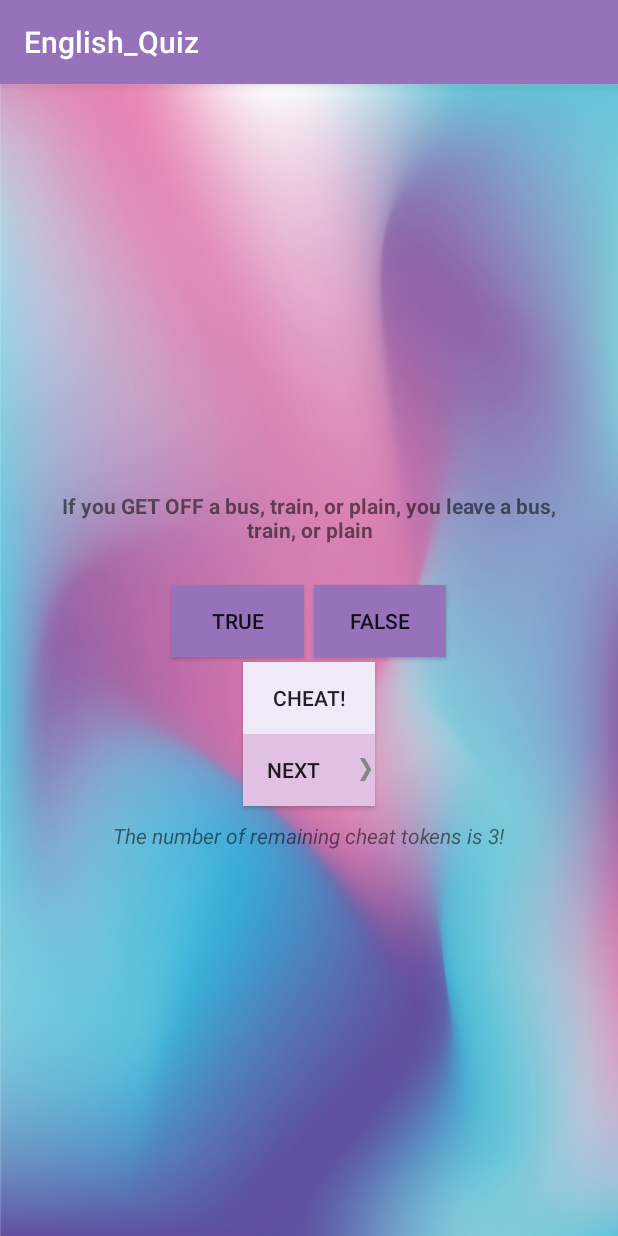
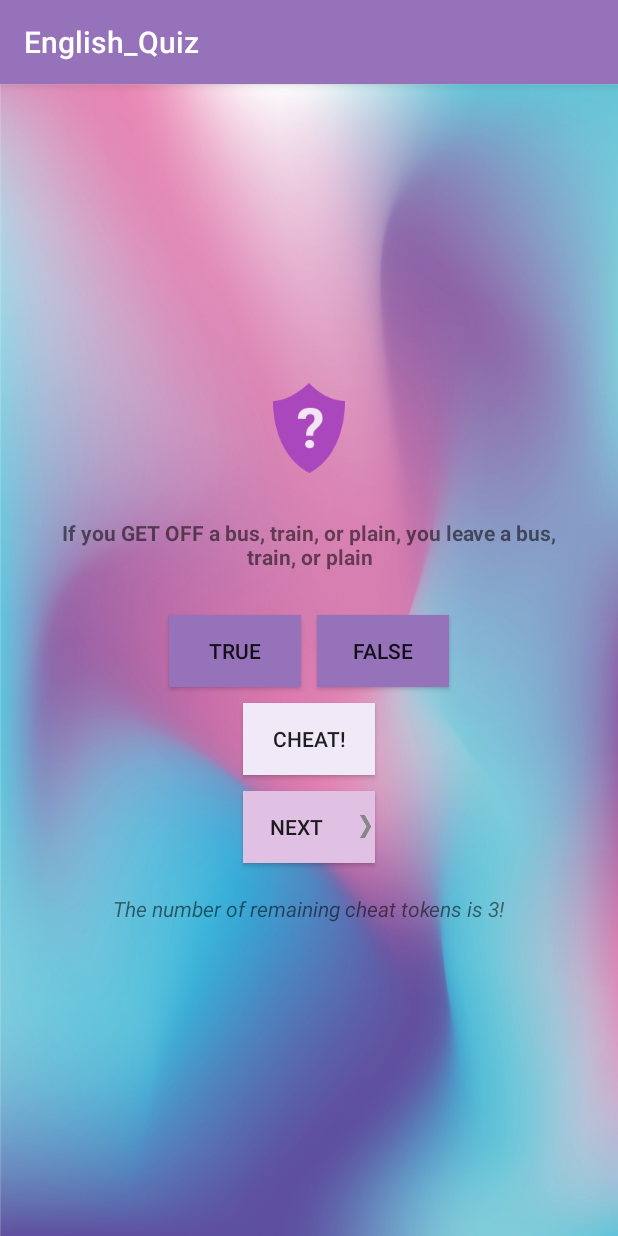
Before and after one commit to RozaliiaRusskikh/EnglishQuiz, an Android app: the screen it shows after launch (QuizActivity), on a phone screen of 412 x 824 dp. Run offline under Robolectric (Android 15) with nearby library versions, the phone set to English and light mode, and no system bars.

Commit message:
Design has been changed

```diff
--- a/app/src/main/res/layout-land/activity_quiz.xml
+++ b/app/src/main/res/layout-land/activity_quiz.xml
@@ -25,7 +25,7 @@
             android:layout_width="match_parent"
             android:layout_height="wrap_content"
             android:text="@string/true_button"
-            android:layout_margin="3dp"
+            android:layout_margin="5dp"
             android:background="@color/actionBarColor"/>
 
         <Button
@@ -33,7 +33,7 @@
             android:layout_width="wrap_content"
             android:layout_height="wrap_content"
             android:text="@string/false_button"
-            android:layout_margin="3dp"
+            android:layout_margin="5dp"
             android:background="@color/actionBarColor"/>
     </LinearLayout>
 
@@ -43,7 +43,8 @@
         android:layout_height="wrap_content"
         android:text="@string/cheat_button"
         android:layout_gravity="bottom|center_horizontal"
-        android:background="#f0e9f7"/>
+        android:background="#f0e9f7"
+        android:layout_margin="5dp"/>
 
     <Button
         android:id="@+id/next_button"
@@ -53,7 +54,8 @@
         android:text="@string/next_button"
         android:drawableRight="@drawable/arrow_right"
         android:drawablePadding="4dp"
-        android:background="#e1c1e3"/>
+        android:background="#e1c1e3"
+        android:layout_margin="5dp"/>
 
     <TextView
         android:id="@+id/number_of_remaining_cheat_token"
--- a/app/src/main/res/layout/activity_cheat.xml
+++ b/app/src/main/res/layout/activity_cheat.xml
@@ -8,6 +8,12 @@
     android:gravity="center"
     tools:context="com.e.englishquiz.CheatActivity"
     android:background="@drawable/background">
+
+    <ImageView
+        android:layout_width="fill_parent"
+        android:layout_height="wrap_content"
+        android:src="@drawable/icon_warning"
+        android:layout_gravity="top"/>
 
     <TextView
         android:layout_width="wrap_content"
@@ -20,7 +26,7 @@
         android:id="@+id/answer_text_view"
         android:layout_width="wrap_content"
         android:layout_height="wrap_content"
-        android:padding="24dp"
+        android:layout_margin="24dp"
         tools:text="Answer"/>
 
     <Button
@@ -28,7 +34,8 @@
         android:layout_width="wrap_content"
         android:layout_height="wrap_content"
         android:text="@string/show_answer_button"
-        android:background="@color/actionBarColor"/>
+        android:background="@color/actionBarColor"
+        android:padding="5dp"/>
 
     <!--<TextView     // for training: creating widget that reports what API level the devixe is running
         android:id="@+id/apiVersionsTextView"
--- a/app/src/main/res/layout/activity_quiz.xml
+++ b/app/src/main/res/layout/activity_quiz.xml
@@ -6,6 +6,12 @@
     android:orientation="vertical"
     android:gravity="center"
     android:background="@drawable/background">
+
+    <ImageView
+        android:layout_width="fill_parent"
+        android:layout_height="wrap_content"
+        android:src="@drawable/icons_question_mark"
+        android:layout_gravity="top"/>
 
     <TextView
         android:id="@+id/question_text_view"
@@ -25,7 +31,7 @@
             android:layout_width="match_parent"
             android:layout_height="wrap_content"
             android:text="@string/true_button"
-            android:layout_margin="3dp"
+            android:layout_margin="5dp"
             android:background="@color/actionBarColor"/>
 
         <Button
@@ -33,7 +39,7 @@
             android:layout_width="wrap_content"
             android:layout_height="wrap_content"
             android:text="@string/false_button"
-            android:layout_margin="3dp"
+            android:layout_margin="5dp"
             android:background="@color/actionBarColor"/>
     </LinearLayout>
 
@@ -42,8 +48,9 @@
         android:layout_width="wrap_content"
         android:layout_height="wrap_content"
         android:text="@string/cheat_button"
-        android:drawablePadding="4dp"
-        android:background="#f0e9f7"/>
+        android:drawablePadding="5dp"
+        android:background="#f0e9f7"
+        android:layout_margin="5dp"/>
 
     <Button
         android:id="@+id/next_button"
@@ -51,13 +58,14 @@
         android:layout_height="wrap_content"
         android:text="@string/next_button"
         android:drawableRight="@drawable/arrow_right"
-        android:drawablePadding="7dp"
-        android:background="#e1c1e3"/>
+        android:drawablePadding="3dp"
+        android:background="#e1c1e3"
+        android:layout_margin="5dp"/>
 
     <TextView
         android:id="@+id/number_of_remaining_cheat_token"
         android:layout_width="wrap_content"
         android:layout_height="wrap_content"
-        android:layout_margin="10dp"
+        android:layout_margin="15dp"
         android:textStyle="italic"/>
 </LinearLayout>
--- a/app/src/main/res/values/styles.xml
+++ b/app/src/main/res/values/styles.xml
@@ -4,7 +4,7 @@
     <style name="AppTheme" parent="Theme.AppCompat.Light.DarkActionBar">
         <!-- Customize your theme here. -->
         <item name="colorPrimary">@color/actionBarColor</item>
-        <item name="colorPrimaryDark">@color/colorPrimaryDark</item>
-        <item name="colorAccent">@color/colorAccent</item>
+        <item name="colorPrimaryDark">@color/actionBarColor</item>
+        <item name="colorAccent">@color/actionBarColor</item>
     </style>
 </resources>
```
Also changed, not shown: app/src/main/res/drawable-xhdpi/icon_warning.png (added), app/src/main/res/drawable-xhdpi/icons_question_mark.png (added).
